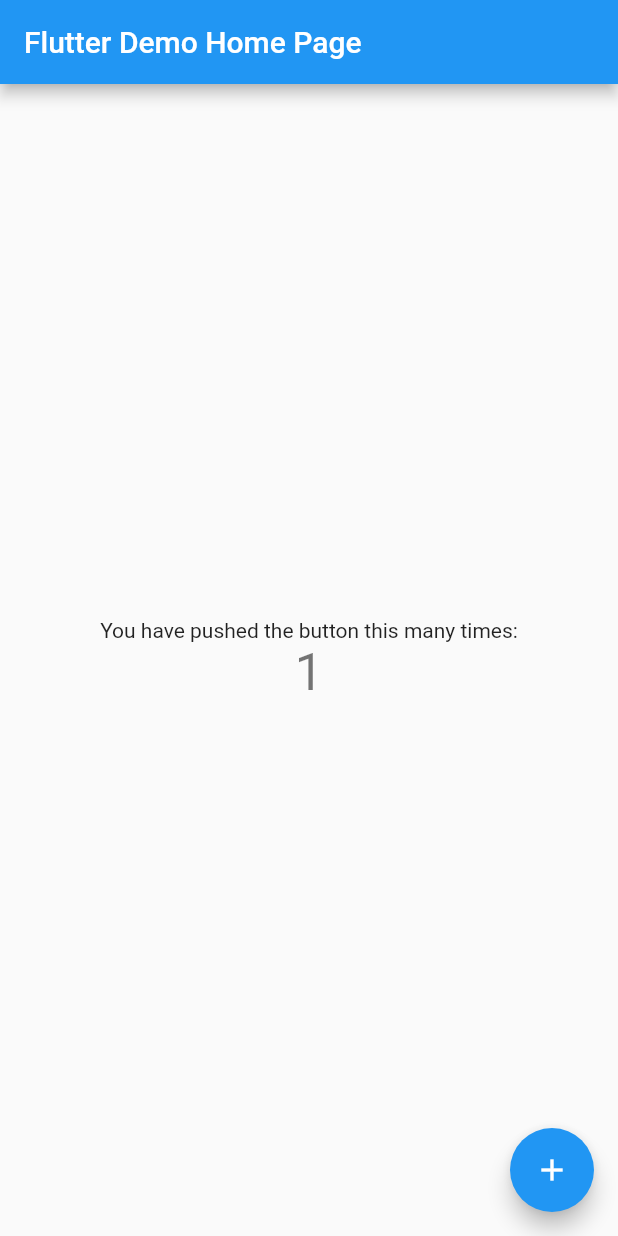
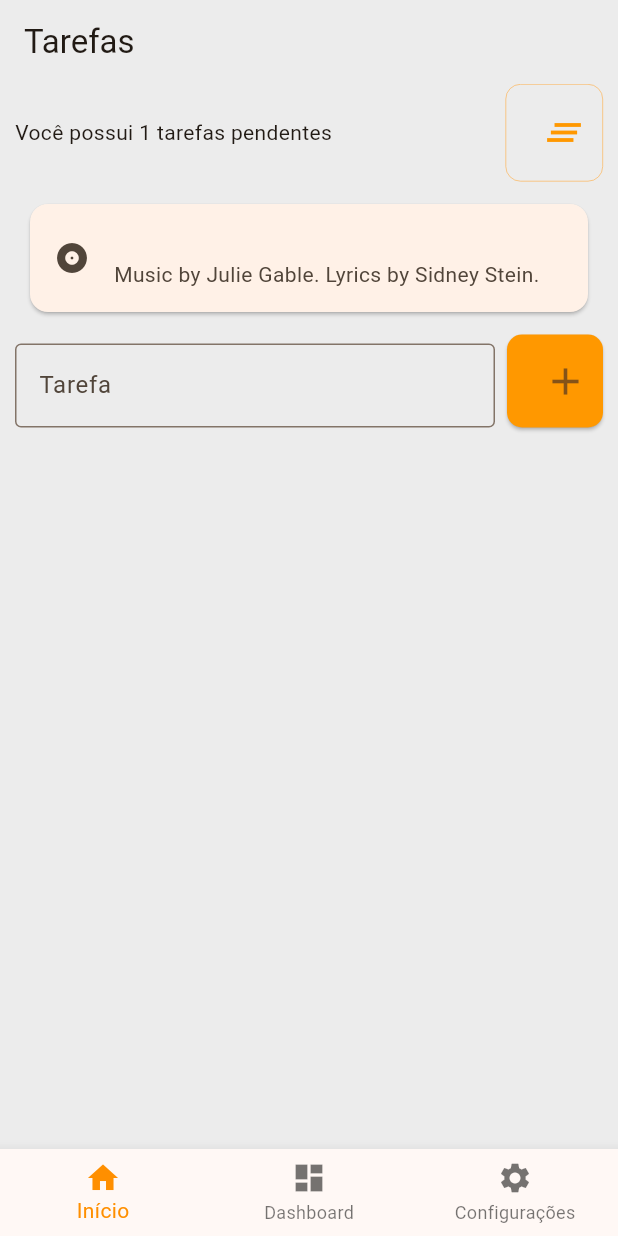
Before and after one commit to acbfim/todo, a Flutter app: the screen it shows after launch, after a tap on the "add" icon, on a phone screen of 412 x 824 dp. Run offline on Flutter 3.47's test engine with Material 2 defaults, Android fonts, the phone set to English and light mode, and no system bars.

Commit message:
Segunsa sessão

```diff
--- a/lib/main.dart
+++ b/lib/main.dart
@@ -1,4 +1,6 @@
 import 'package:flutter/material.dart';
+import 'package:todo/pages/shared/pages/defaultPage/default_page.dart';
+import 'package:todo/pages/shared/utils/util.dart';
 
 void main() {
   runApp(const MyApp());
@@ -7,109 +9,16 @@ void main() {
 class MyApp extends StatelessWidget {
   const MyApp({Key? key}) : super(key: key);
 
-  // This widget is the root of your application.
   @override
   Widget build(BuildContext context) {
     return MaterialApp(
-      title: 'Flutter Demo',
+      home: const DefaultPage(),
+      title: "Lista de tarefas",
+      debugShowCheckedModeBanner: false,
       theme: ThemeData(
-        // This is the theme of your application.
-        //
-        // Try running your application with "flutter run". You'll see the
-        // application has a blue toolbar. Then, without quitting the app, try
-        // changing the primarySwatch below to Colors.green and then invoke
-        // "hot reload" (press "r" in the console where you ran "flutter run",
-        // or simply save your changes to "hot reload" in a Flutter IDE).
-        // Notice that the counter didn't reset back to zero; the application
-        // is not restarted.
-        primarySwatch: Colors.blue,
+        useMaterial3: true,
+        colorScheme: ColorScheme.fromSeed(seedColor: Util.colorSeed),
       ),
-      home: const MyHomePage(title: 'Flutter Demo Home Page'),
     );
   }
 }
-
-class MyHomePage extends StatefulWidget {
-  const MyHomePage({Key? key, required this.title}) : super(key: key);
-
-  // This widget is the home page of your application. It is stateful, meaning
-  // that it has a State object (defined below) that contains fields that affect
-  // how it looks.
-
-  // This class is the configuration for the state. It holds the values (in this
-  // case the title) provided by the parent (in this case the App widget) and
-  // used by the build method of the State. Fields in a Widget subclass are
-  // always marked "final".
-
-  final String title;
-
-  @override
-  State<MyHomePage> createState() => _MyHomePageState();
-}
-
-class _MyHomePageState extends State<MyHomePage> {
-  int _counter = 0;
-
-  void _incrementCounter() {
-    setState(() {
-      // This call to setState tells the Flutter framework that something has
-      // changed in this State, which causes it to rerun the build method below
-      // so that the display can reflect the updated values. If we changed
-      // _counter without calling setState(), then the build method would not be
-      // called again, and so nothing would appear to happen.
-      _counter++;
-    });
-  }
-
-  @override
-  Widget build(BuildContext context) {
-    // This method is rerun every time setState is called, for instance as done
-    // by the _incrementCounter method above.
-    //
-    // The Flutter framework has been optimized to make rerunning build methods
-    // fast, so that you can just rebuild anything that needs updating rather
-    // than having to individually change instances of widgets.
-    return Scaffold(
-      appBar: AppBar(
-        // Here we take the value from the MyHomePage object that was created by
-        // the App.build method, and use it to set our appbar title.
-        title: Text(widget.title),
-      ),
-      body: Center(
-        // Center is a layout widget. It takes a single child and positions it
-        // in the middle of the parent.
-        child: Column(
-          // Column is also a layout widget. It takes a list of children and
-          // arranges them vertically. By default, it sizes itself to fit its
-          // children horizontally, and tries to be as tall as its parent.
-          //
-          // Invoke "debug painting" (press "p" in the console, choose the
-          // "Toggle Debug Paint" action from the Flutter Inspector in Android
-          // Studio, or the "Toggle Debug Paint" command in Visual Studio Code)
-          // to see the wireframe for each widget.
-          //
-          // Column has various properties to control how it sizes itself and
-          // how it positions its children. Here we use mainAxisAlignment to
-          // center the children vertically; the main axis here is the vertical
-          // axis because Columns are vertical (the cross axis would be
-          // horizontal).
-          mainAxisAlignment: MainAxisAlignment.center,
-          children: <Widget>[
-            const Text(
-              'You have pushed the button this many times:',
-            ),
-            Text(
-              '$_counter',
-              style: Theme.of(context).textTheme.headline4,
-            ),
-          ],
-        ),
-      ),
-      floatingActionButton: FloatingActionButton(
-        onPressed: _incrementCounter,
-        tooltip: 'Increment',
-        child: const Icon(Icons.add),
-      ), // This trailing comma makes auto-formatting nicer for build methods.
-    );
-  }
-}
--- /dev/null
+++ b/lib/pages/autenticaded/home_page/home_page.dart
@@ -0,0 +1,11 @@
+import 'package:flutter/material.dart';
+import 'package:todo/pages/autenticaded/todo/pages/todo_page.dart';
+
+class HomePage extends StatelessWidget {
+  const HomePage({Key? key}) : super(key: key);
+
+  @override
+  Widget build(BuildContext context) {
+    return const Todo();
+  }
+}
--- /dev/null
+++ b/lib/pages/autenticaded/todo/pages/todo_page.dart
@@ -0,0 +1,156 @@
+import 'package:flutter/material.dart';
+import 'package:todo/pages/autenticaded/todo/widgets/todo_list_item.dart';
+
+class Todo extends StatefulWidget {
+  const Todo({Key? key}) : super(key: key);
+
+  @override
+  State<Todo> createState() => _TodoState();
+}
+
+class _TodoState extends State<Todo> {
+  final TextEditingController todoController = TextEditingController();
+  List<String> todos = [];
+
+  void addTodo(String text) {
+    setState(() {
+      String text = todoController.text;
+      todos.add(text);
+      todoController.clear();
+    });
+  }
+
+  @override
+  Widget build(BuildContext context) {
+    return Padding(
+      padding: const EdgeInsets.symmetric(horizontal: 10),
+      child: Column(
+        mainAxisSize: MainAxisSize.max,
+        children: [
+          Row(
+            children: [
+              Expanded(
+                child: Text(
+                  'Você possui ${todos.length} tarefas pendentes',
+                ),
+              ),
+              OutlinedButton(
+                onPressed: () {
+                  setState(() {
+                    todos.clear();
+                  });
+                },
+                style: OutlinedButton.styleFrom(
+                  primary: Colors.orange,
+                  fixedSize: Size(65, 65),
+                  shape: RoundedRectangleBorder(
+                    borderRadius: BorderRadius.circular(10),
+                  ),
+                  side: const BorderSide(
+                    width: 0.4,
+                    color: Colors.orangeAccent,
+                  ),
+                ),
+                child: const Icon(
+                  Icons.clear_all,
+                  size: 30,
+                ),
+              ),
+            ],
+          ),
+          const SizedBox(
+            height: 10,
+          ),
+          Flexible(
+            child: Scrollbar(
+              child: ListView.builder(
+                itemCount: todos.length,
+                shrinkWrap: true,
+                itemBuilder: (context, index) {
+                  return TodoListItem(
+                    tittle: todos[index],
+                  );
+                },
+              ),
+            ),
+          ),
+          const SizedBox(height: 10),
+          Row(
+            crossAxisAlignment: CrossAxisAlignment.end,
+            children: [
+              Expanded(
+                child: TextField(
+                  controller: todoController,
+                  decoration: const InputDecoration(
+                    border: OutlineInputBorder(),
+                    labelText: 'Tarefa',
+                    hintText: 'Informe a tarefa',
+                  ),
+                  onSubmitted: addTodo,
+                ),
+              ),
+              const SizedBox(width: 8),
+              ElevatedButton(
+                onPressed: () {
+                  addTodo(todoController.text);
+                },
+                style: ElevatedButton.styleFrom(
+                  primary: Colors.orange,
+                  fixedSize: Size(62, 62),
+                  shape: RoundedRectangleBorder(
+                    borderRadius: BorderRadius.circular(10),
+                  ),
+                ),
+                child: const Icon(
+                  Icons.add,
+                  size: 30,
+                ),
+              ),
+            ],
+          ),
+          SizedBox(
+            height: 20,
+          )
+        ],
+      ),
+    );
+  }
+}
+
+/*ListView.builder(
+                  itemCount: 40,
+                  itemBuilder: (context, index) {
+                    return Padding(
+                      padding: const EdgeInsets.only(bottom: 10),
+                      child: Card(
+                        margin: const EdgeInsets.fromLTRB(20, 0, 20, 0),
+                        child: Column(
+                          mainAxisSize: MainAxisSize.min,
+                          children: <Widget>[
+                            const ListTile(
+                              leading: Icon(Icons.album),
+                              title: Text('The Enchanted Nightingale'),
+                              subtitle: Text(
+                                  'Music by Julie Gable. Lyrics by Sidney Stein.'),
+                            ),
+                            Row(
+                              mainAxisAlignment: MainAxisAlignment.end,
+                              children: <Widget>[
+                                TextButton(
+                                  child: const Text('BUY TICKETS'),
+                                  onPressed: () {/* ... */},
+                                ),
+                                const SizedBox(width: 8),
+                                TextButton(
+                                  child: const Text('LISTEN'),
+                                  onPressed: () {/* ... */},
+                                ),
+                                const SizedBox(width: 8),
+                              ],
+                            ),
+                          ],
+                        ),
+                      ),
+                    );
+                  },
+                ), */
--- /dev/null
+++ b/lib/pages/autenticaded/todo/widgets/todo_list_item.dart
@@ -0,0 +1,26 @@
+import 'package:flutter/material.dart';
+import 'package:flutter/src/foundation/key.dart';
+import 'package:flutter/src/widgets/framework.dart';
+
+class TodoListItem extends StatelessWidget {
+  const TodoListItem({Key? key, required this.tittle}) : super(key: key);
+
+  final String tittle;
+
+  @override
+  Widget build(BuildContext context) {
+    return Card(
+      margin: const EdgeInsets.symmetric(horizontal: 10, vertical: 5),
+      child: Column(
+        mainAxisSize: MainAxisSize.min,
+        children: <Widget>[
+          ListTile(
+            leading: Icon(Icons.album),
+            title: Text(tittle),
+            subtitle: Text('Music by Julie Gable. Lyrics by Sidney Stein.'),
+          ),
+        ],
+      ),
+    );
+  }
+}
--- /dev/null
+++ b/lib/pages/shared/pages/defaultPage/default_page.dart
@@ -0,0 +1,76 @@
+import 'package:flutter/material.dart';
+import 'package:todo/pages/autenticaded/home_page/home_page.dart';
+
+import '../../utils/util.dart';
+
+class DefaultPage extends StatefulWidget {
+  const DefaultPage({Key? key}) : super(key: key);
+
+  @override
+  State<DefaultPage> createState() => _DefaultPageState();
+}
+
+class _DefaultPageState extends State<DefaultPage> {
+  Widget callPage(int currentIndex) {
+    switch (currentIndex) {
+      case 0:
+        return const HomePage(); // MainPage() // why? it's
+      case 1:
+        return Container(
+          margin: const EdgeInsets.symmetric(horizontal: 10),
+          child: const Text(
+            'DashBoard',
+            style: TextStyle(fontSize: 30, fontWeight: FontWeight.w800),
+          ),
+        ); // SecondPage()
+      case 2:
+        return Container(
+          margin: const EdgeInsets.symmetric(horizontal: 10),
+          child: const Text(
+            'Configurações',
+            style: TextStyle(fontSize: 30, fontWeight: FontWeight.w800),
+          ),
+        );
+      default:
+        return Container(color: Colors.amber); // HomePage() same mistake here
+    }
+  }
+
+  int _currentIndex = 0;
+
+  @override
+  Widget build(BuildContext context) {
+    return Scaffold(
+      appBar: AppBar(
+        backgroundColor: Util.colorBgLight,
+        surfaceTintColor: Util.colorBgLight,
+        title: const Text('Tarefas'),
+      ),
+      body: callPage(_currentIndex),
+      bottomNavigationBar: BottomNavigationBar(
+        items: const <BottomNavigationBarItem>[
+          BottomNavigationBarItem(
+            icon: Icon(Icons.home),
+            label: 'Início',
+          ),
+          BottomNavigationBarItem(
+            icon: Icon(Icons.dashboard),
+            label: 'Dashboard',
+          ),
+          BottomNavigationBarItem(
+            icon: Icon(Icons.settings),
+            label: 'Configurações',
+          ),
+        ],
+        currentIndex: _currentIndex,
+        selectedItemColor: Colors.amber[800],
+        onTap: (index) {
+          setState(() {
+            _currentIndex = index;
+          });
+        },
+      ),
+      backgroundColor: Util.colorBgLight,
+    );
+  }
+}
--- /dev/null
+++ b/lib/pages/shared/utils/util.dart
@@ -0,0 +1,6 @@
+import 'package:flutter/material.dart';
+
+class Util {
+  static const MaterialColor colorSeed = Colors.orange;
+  static const Color colorBgLight = Color.fromARGB(255, 236, 236, 236);
+}
```
Also changed, not shown: 4 other files.
